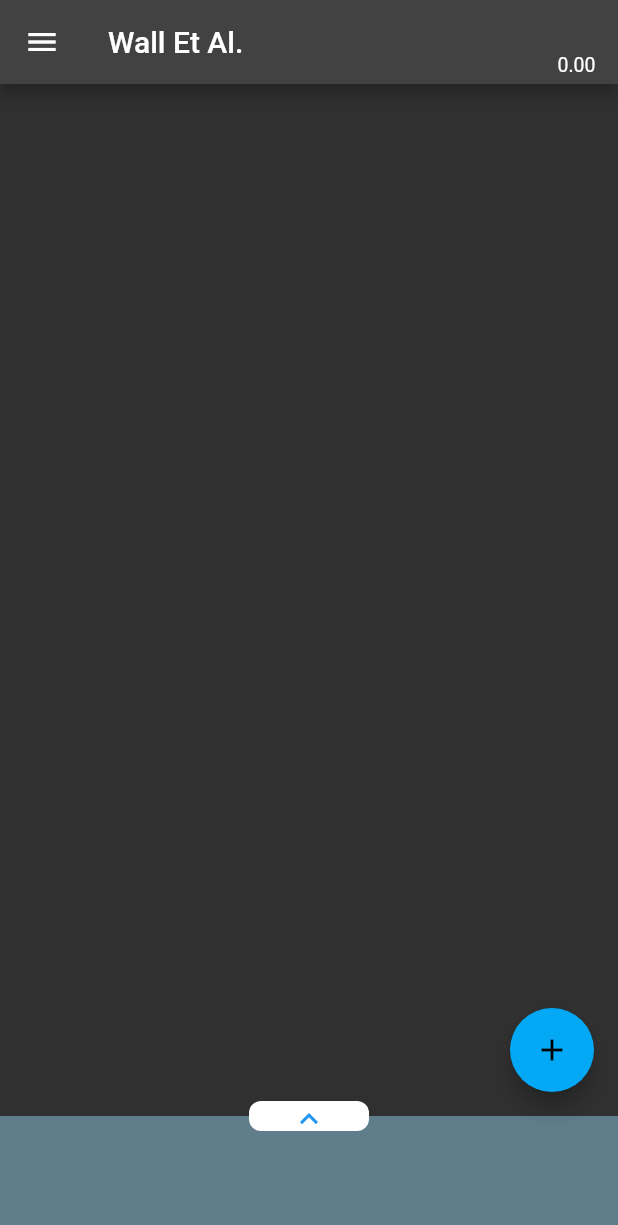
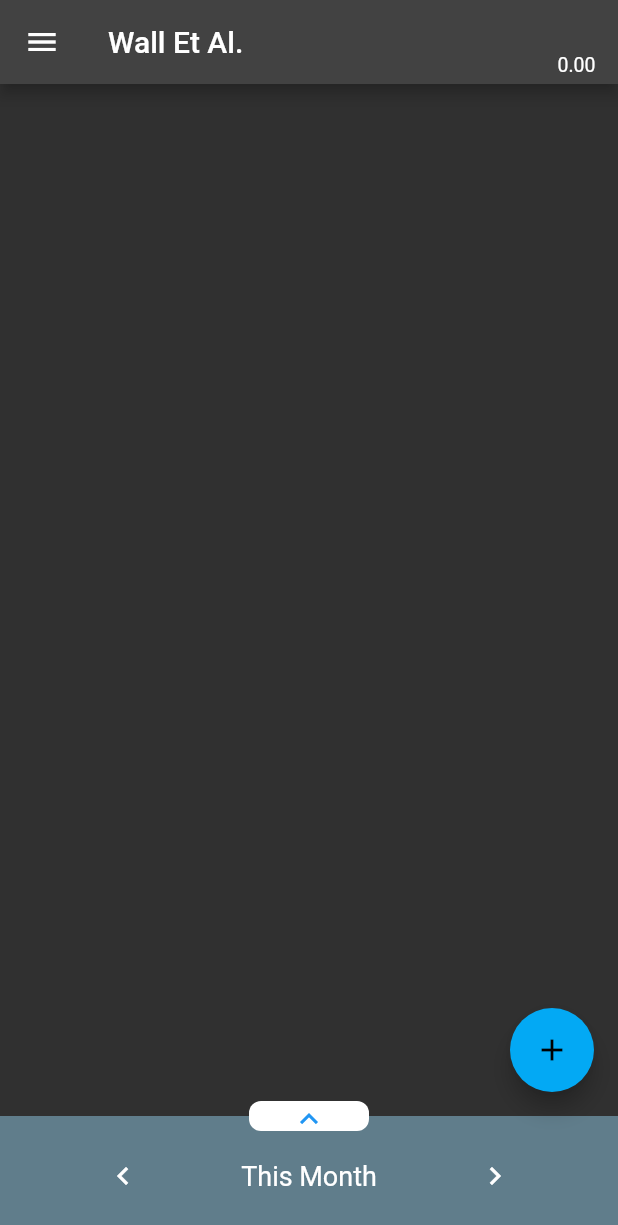
Before and after one commit to dnalhg/wall_et_al, a Flutter app: the screen it shows after launch, on a phone screen of 412 x 824 dp. Shown: the top 1225 px of the screen. Run offline on Flutter 3.47's test engine with Material 2 defaults, Android fonts, the phone set to English and light mode, and no system bars; our stand-ins replace flutter_colorpicker, sqflite; accounts and stored records are empty.

Commit message:
add time incrementer

```diff
--- a/lib/filter_bar.dart
+++ b/lib/filter_bar.dart
@@ -12,10 +12,141 @@ class FilterBar extends StatefulWidget {
 
 }
 
+enum _TimeFilterGranularity {
+  Week,
+  Month,
+  Year
+}
+
+Map<int, String> _MONTH_TO_STRING = {
+  1 : "January" ,
+  2 : "February" ,
+  3 : "March" ,
+  4 : "April" ,
+  5 : "May" ,
+  6 : "June" ,
+  7 : "July" ,
+  8 : "August" ,
+  9 : "September" ,
+  10 : "October",
+  11 : "November",
+  12 : "December",
+};
+
 class _FilterBarState extends State<FilterBar> {
   final Duration _animationTime = const Duration(milliseconds: 500);
 
+  final List<_TimeFilterGranularity> _menuItems = [
+    _TimeFilterGranularity.Week,
+    _TimeFilterGranularity.Month,
+    _TimeFilterGranularity.Year,
+  ];
+
+  _TimeFilterGranularity _selectedTimeGranularity = _TimeFilterGranularity.Month;
+  DateTime _currentTimePeriod = DateTime.now();
+
+  void _selectNewTimeGranularity(_TimeFilterGranularity granularity) {
+    setState(() {
+      _selectedTimeGranularity = granularity;
+      _currentTimePeriod = DateTime.now();
+    });
+  }
+
+  void _incremenetCurrentTimePeriod(bool forwards) {
+    DateTime newTimePeriod;
+    int offset = forwards ? 1 : -1;
+    switch (_selectedTimeGranularity) {
+      case _TimeFilterGranularity.Week:
+        Duration oneWeek = const Duration(days: 7);
+        newTimePeriod = forwards ? _currentTimePeriod.add(oneWeek) : _currentTimePeriod.subtract(oneWeek);
+        break;
+      case _TimeFilterGranularity.Month:
+        int newMonth = _currentTimePeriod.month + offset;
+        int year = _currentTimePeriod.year;
+        if (newMonth % 13 == 0) {
+          year = _currentTimePeriod.year + offset;
+          newMonth = newMonth == 0 ? 12 : 1;
+        }
+        newTimePeriod = DateTime(year, newMonth);
+        break;
+      case _TimeFilterGranularity.Year:
+        newTimePeriod = DateTime(_currentTimePeriod.year + offset);
+        break;
+    }
+    setState(() {
+      _currentTimePeriod = newTimePeriod;
+    });
+  }
+
+  String _getDateString(DateTime date) {
+    return "${date.day}/${date.month}/${date.year}";
+  }
+
+  String _getDisplayedTimePeriod() {
+    DateTime now = DateTime.now();
+    switch (_selectedTimeGranularity) {
+      case _TimeFilterGranularity.Week:
+        int currWeekday = _currentTimePeriod.weekday;
+        DateTime startOfNowWeek = DateTime.now().subtract(Duration(days: currWeekday - DateTime.monday));
+        DateTime endOfNowWeek = DateTime.now().add(Duration(days: DateTime.sunday - currWeekday));
+        if (_currentTimePeriod.compareTo(startOfNowWeek) >= 0 && _currentTimePeriod.compareTo(endOfNowWeek) <= 0) {
+          return "This Week";
+        }
+
+        DateTime startOfCurrWeek = _currentTimePeriod.subtract(Duration(days: currWeekday - DateTime.monday));
+        DateTime endOfCurrWeek = _currentTimePeriod.add(Duration(days: DateTime.sunday - currWeekday));
+        return "${_getDateString(startOfCurrWeek)} - ${_getDateString(endOfCurrWeek)}";
+
+      case _TimeFilterGranularity.Month:
+        if (_currentTimePeriod.month == now.month && _currentTimePeriod.year == now.year) {
+          return "This Month";
+        }
+        return "${_MONTH_TO_STRING[_currentTimePeriod.month]} ${_currentTimePeriod.year}";
+      case _TimeFilterGranularity.Year:
+        if (_currentTimePeriod.year == now.year) {
+          return "This Year";
+        }
+        return "${_currentTimePeriod.year}";
+    }
+  }
+
+
+
   bool _isExpanded() => widget.getExpansionState();
+
+  Widget _buildTimeFilter(BuildContext context) {
+    return Row(
+      mainAxisAlignment: MainAxisAlignment.center,
+      children: [
+        IconButton(
+          icon: const Icon(Icons.chevron_left),
+          onPressed: () => _incremenetCurrentTimePeriod(false),
+        ),
+        PopupMenuButton<_TimeFilterGranularity>(
+          itemBuilder: (BuildContext context) {
+            return _menuItems.map((_TimeFilterGranularity item) {
+              return PopupMenuItem<_TimeFilterGranularity>(
+                value: item,
+                child: Text("This ${item.name}", style: const TextStyle(fontSize: 18)),
+              );
+            }).toList();
+          },
+          onSelected: _selectNewTimeGranularity,
+          offset: const Offset(0, -150), // set the offset to move the popup menu upwards
+          child: Container(
+            alignment: Alignment.center,
+            width: 200,
+            height: 50,
+            child: Text(_getDisplayedTimePeriod(), style: const TextStyle(fontSize: 18)),
+          )
+        ),
+        IconButton(
+          icon: const Icon(Icons.chevron_right),
+          onPressed: () => _incremenetCurrentTimePeriod(true),
+        ),
+      ],
+    );
+  }
 
   @override
   Widget build(BuildContext context) {
@@ -33,6 +164,7 @@ class _FilterBarState extends State<FilterBar> {
               duration: _animationTime,
               height: _isExpanded() ? 200 : 80,
               color: Colors.blueGrey,
+              child: _buildTimeFilter(context),
             ),
           ),
         ),
```
